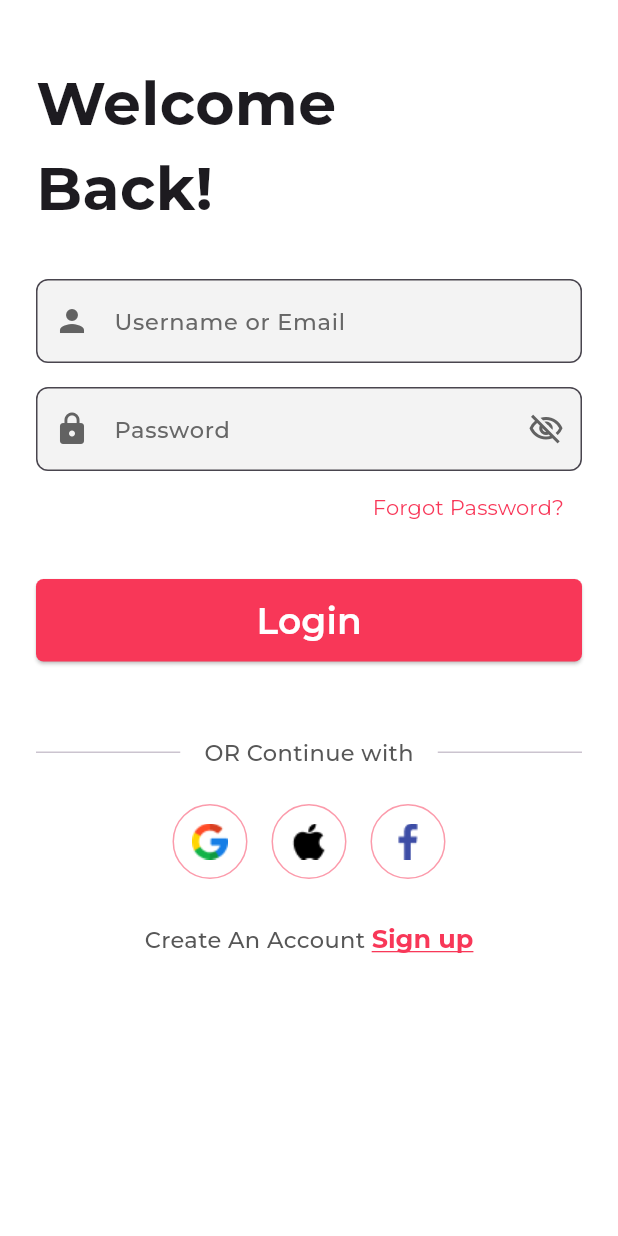
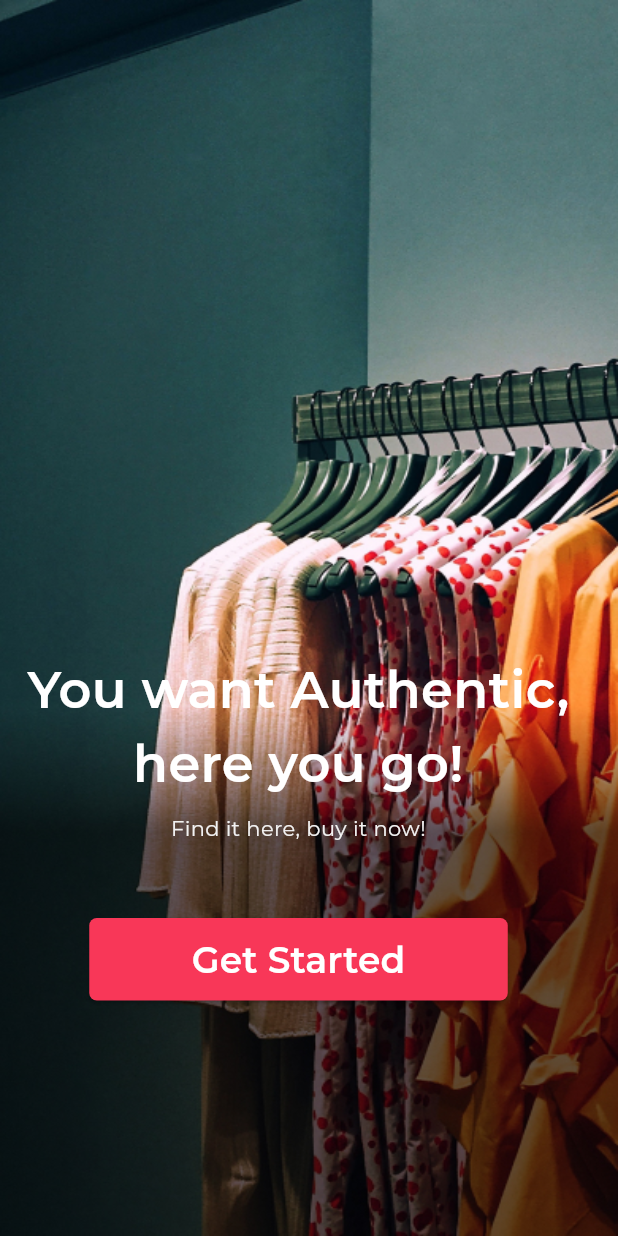
Before and after one commit to leanhdung0505/ecommerce-app, a Flutter app: the SignInScreen screen opened by its route, after a tap on "Login", on a phone screen of 412 x 824 dp. Run offline on Flutter 3.47's test engine with Material 3 defaults, Android fonts, the phone set to English and light mode, and no system bars; our stand-ins replace google_fonts, smooth_page_indicator.

```diff
--- a/lib/routes/app_route.dart
+++ b/lib/routes/app_route.dart
@@ -1,4 +1,6 @@
-import 'package:ecommerce_app/screens/onboarding_screen/onboarding_screen.dart';
+import '../screens/home_screen/home_screen.dart';
+import '../screens/get_started_screen/get_started_screen.dart';
+import '../screens/onboarding_screen/onboarding_screen.dart';
 import '../screens/splash_screen/splash_screen.dart';
 import 'package:flutter/material.dart';
 import '../screens/auth/sign_in_screen.dart';
@@ -11,6 +13,8 @@ class AppRoute {
   static const String forgotPassword = "/forgot_password_screen";
   static const String onboarding = "/onboarding_screen";
   static const String splashScreen = '/splash_screen';
+  static const String getStartedScreen = '/get_started_screen';
+  static const String homeScreen = '/home_screen';
   static Route<dynamic> generateRoute(RouteSettings settings) {
     switch (settings.name) {
       case signIn:
@@ -23,6 +27,10 @@ class AppRoute {
         return MaterialPageRoute(builder: (_) => const OnboardingScreen());
       case splashScreen:
         return MaterialPageRoute(builder: (_) => const SplashScreen());
+      case getStartedScreen:
+        return MaterialPageRoute(builder: (_) => const GetStartedScreen());
+      case homeScreen:
+        return MaterialPageRoute(builder: (_) => const HomeScreen());
       default:
         return MaterialPageRoute(
           builder: (_) => Scaffold(
--- a/lib/screens/auth/sign_in_screen.dart
+++ b/lib/screens/auth/sign_in_screen.dart
@@ -1,4 +1,5 @@
 import 'package:ecommerce_app/routes/app_route.dart';
+import 'package:ecommerce_app/utils/constants/image_constant.dart';
 import 'package:flutter/material.dart';
 import 'package:google_fonts/google_fonts.dart';
 
@@ -167,7 +168,8 @@ class _SignInScreenState extends State<SignInScreen> {
       width: double.maxFinite,
       height: 55,
       child: ElevatedButton(
-        onPressed: () {},
+        onPressed: () =>
+            AppRoute.navigateTo(context, AppRoute.getStartedScreen),
         style: ElevatedButton.styleFrom(
           backgroundColor: const Color(0XFFF83758),
           shape: RoundedRectangleBorder(
@@ -205,11 +207,11 @@ class _SignInScreenState extends State<SignInScreen> {
         Row(
           mainAxisAlignment: MainAxisAlignment.center,
           children: [
-            _buildSocialButton('assets/images/google-1.png', () {}),
+            _buildSocialButton(ImageConstant.imgGoogle, () {}),
             const SizedBox(width: 16),
-            _buildSocialButton('assets/images/apple.png', () {}),
+            _buildSocialButton(ImageConstant.imgApple, () {}),
             const SizedBox(width: 16),
-            _buildSocialButton('assets/images/facebook-app-symbol.png', () {}),
+            _buildSocialButton(ImageConstant.imgFacebook, () {}),
           ],
         ),
       ],
--- /dev/null
+++ b/lib/screens/get_started_screen/get_started_screen.dart
@@ -0,0 +1,86 @@
+import 'package:ecommerce_app/utils/constants/image_constant.dart';
+import 'package:flutter/material.dart';
+import 'package:google_fonts/google_fonts.dart';
+
+import '../../routes/app_route.dart';
+
+class GetStartedScreen extends StatelessWidget {
+  const GetStartedScreen({super.key});
+  @override
+  Widget build(BuildContext context) {
+    return SafeArea(
+        child: Scaffold(
+      extendBody: true,
+      extendBodyBehindAppBar: true,
+      body: Container(
+          width: double.infinity,
+          height: double.infinity,
+          decoration: BoxDecoration(
+              color: Colors.white,
+              image: DecorationImage(
+                  image: AssetImage(ImageConstant.imageGetStarted),
+                  fit: BoxFit.fill)),
+          child: Column(
+            children: [
+              const SizedBox(
+                height: 436,
+              ),
+              Container(
+                width: double.maxFinite,
+                margin: const EdgeInsets.only(right: 14),
+                padding: const EdgeInsets.symmetric(horizontal: 18),
+                child: Column(
+                  children: [
+                    Text(
+                      'You want Authentic, here you go!',
+                      maxLines: 3,
+                      overflow: TextOverflow.ellipsis,
+                      textAlign: TextAlign.center,
+                      style: GoogleFonts.montserrat(
+                          fontSize: 34,
+                          fontWeight: FontWeight.w600,
+                          color: Colors.white),
+                    ),
+                    const SizedBox(
+                      height: 8,
+                    ),
+                    Text(
+                      'Find it here, buy it now!',
+                      textAlign: TextAlign.center,
+                      style: GoogleFonts.montserrat(
+                          color: const Color(0XFFF2F2F2),
+                          fontSize: 14,
+                          fontWeight: FontWeight.w400),
+                    ),
+                    const SizedBox(
+                      height: 50,
+                    ),
+                    SizedBox(
+                      width: 279,
+                      height: 55,
+                      child: ElevatedButton(
+                        onPressed: () =>
+                            AppRoute.navigateTo(context, AppRoute.homeScreen),
+                        style: ElevatedButton.styleFrom(
+                          backgroundColor: const Color(0XFFF83758),
+                          shape: RoundedRectangleBorder(
+                            borderRadius: BorderRadius.circular(5),
+                          ),
+                        ),
+                        child: Text(
+                          'Get Started',
+                          style: GoogleFonts.montserrat(
+                              fontSize: 24,
+                              fontWeight: FontWeight.w600,
+                              color: Colors.white),
+                        ),
+                      ),
+                    )
+                  ],
+                ),
+              )
+            ],
+          )),
+    ));
+  }
+}
--- a/lib/screens/splash_screen/splash_screen.dart
+++ b/lib/screens/splash_screen/splash_screen.dart
@@ -1,4 +1,5 @@
 import 'dart:async';
+import 'package:ecommerce_app/utils/constants/image_constant.dart';
 import 'package:flutter/material.dart';
 import 'package:ecommerce_app/routes/app_route.dart';
 
@@ -24,8 +25,7 @@ class _SplashScreenState extends State<SplashScreen> {
       body: Container(
           color: Colors.white,
           alignment: Alignment.center,
-          child: Image.asset("assets/images/logoipsum-255-1.png",
-              height: 250, width: 250)),
+          child: Image.asset(ImageConstant.imgLogo, height: 250, width: 250)),
     );
   }
 }
--- /dev/null
+++ b/lib/utils/constants/image_constant.dart
@@ -0,0 +1,12 @@
+class ImageConstant {
+  static String imagePath = "assets/images";
+  static String imageGetStarted = '$imagePath/get_started.jpg';
+  static String imgApple = "$imagePath/apple.png";
+  static String imgGoogle = "$imagePath/google-1.png";
+  static String imgFacebook = "$imagePath/facebook-app-symbol.png";
+  static String imgSale = "$imagePath/Sales consulting-pana-1.png";
+  static String imgFashion = "$imagePath/fashion-shop-rafiki-1.png";
+  static String imgShopping = "$imagePath/Shopping bag-rafiki-1.png";
+  static String imgLogo = "$imagePath/logoipsum-255-1.png";
+  static String imgAvatar = "$imagePath/avatar.png";
+}
```
Also changed, not shown: lib/screens/auth/forgot_password_screen.dart (+1 -14 lines), lib/screens/auth/sign_up_screen.dart (+4 -3 lines), lib/screens/home_screen/home_screen.dart (added, +177 -0 lines), lib/screens/onboarding_screen/onboarding_screen.dart (+4 -3 lines), lib/utils/validation_functions.dart (added, +13 -0 lines), assets/images/avatar.png (added), assets/images/get_started.jpg (added).
